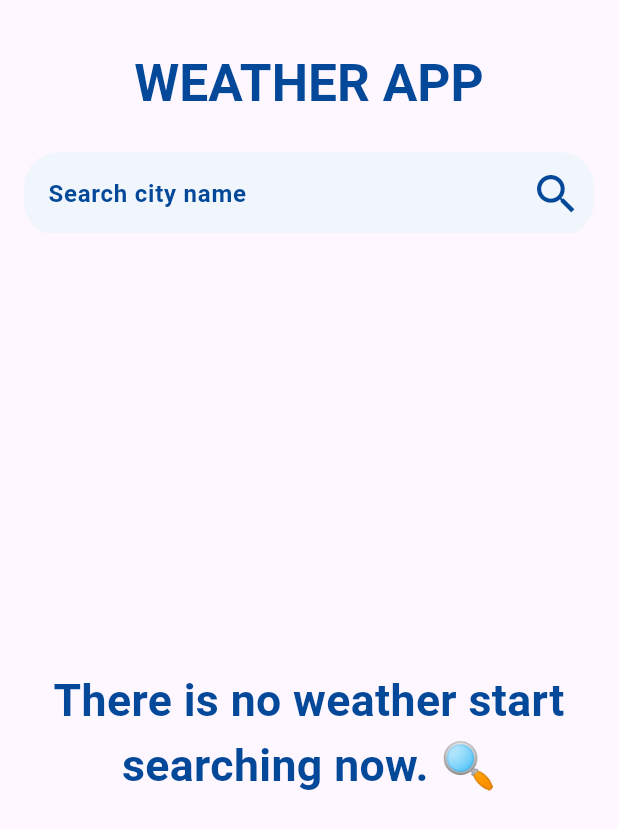
After one commit to LailaRagab/weather_app-master, a Flutter app: the screen it shows after launch, on a phone screen of 412 x 824 dp. The commit adds this screen. Shown: the top 830 px of the screen. Run offline on Flutter 3.47's test engine with Material 3 defaults, Android fonts, the phone set to English and light mode, and no system bars; our stand-ins replace dio, flutter_screenutil, get, hive_flutter; accounts and stored records are empty.

Commit message:
Updating architecture design to use MVC architecture design and adding folder networking to represent the constant URLs in the app.

```diff
--- /dev/null
+++ b/lib/core/networking/networking.dart
@@ -0,0 +1,3 @@
+class Networking {
+  static String base = 'https://api.weatherapi.com/v1';
+}
--- a/lib/core/utiles/assets/responsive_fonts.dart
+++ b/lib/core/utiles/assets/fonts.dart
@@ -2,7 +2,7 @@ import 'package:flutter/material.dart';
 import 'package:flutter_screenutil/flutter_screenutil.dart';
 import 'package:weather_app/core/utiles/assets/colors.dart';
 
-class ResponsiveAppFonts {
+class AppFonts {
   static TextStyle font26 = TextStyle(
     fontSize: 26.sp,
     fontWeight: FontWeight.bold,
--- a/lib/features/city_search_weather/presentation/view/responsive_home_view.dart
+++ b/lib/features/home/presentation/view/home_view.dart
@@ -1,12 +1,12 @@
 import 'package:flutter/material.dart';
 import 'package:get/get.dart';
-import 'package:weather_app/core/utiles/assets/responsive_fonts.dart';
-import 'package:weather_app/features/city_search_weather/presentation/view/widgets/home_widgets/responsive_home_app_bar.dart';
-import 'package:weather_app/features/city_search_weather/presentation/view/widgets/home_widgets/responsive_home_empty_body.dart';
-import 'package:weather_app/features/city_search_weather/presentation/view/widgets/home_widgets/responsive_home_weather_body.dart';
+import 'package:weather_app/core/utiles/assets/fonts.dart';
+import 'package:weather_app/features/home/presentation/view/widgets/home_widgets/home_app_bar.dart';
+import 'package:weather_app/features/home/presentation/view/widgets/home_widgets/home_before_get_weather.dart';
+import 'package:weather_app/features/home/presentation/view/widgets/home_widgets/home_weather_body.dart';
 
 import '../../../../core/shared_widgets/custom_text.dart';
-import '../view_model/weather_api_service/api_request.dart';
+import '../../data/controller/weather_controller.dart';
 
 class HomeView extends StatelessWidget {
   HomeView({super.key});
@@ -15,7 +15,7 @@ class HomeView extends StatelessWidget {
   Widget build(BuildContext context) {
     return SafeArea(
       child: Scaffold(
-        appBar: ResponsiveHomeAppBar(),
+        appBar: HomeAppBar(),
         body: Obx(() {
           if (controller.isLoading.value) {
             return const Center(child: CircularProgressIndicator());
@@ -23,12 +23,11 @@ class HomeView extends StatelessWidget {
             return Center(
                 child: CustomText(
                     text: controller.errorMessage.value,
-                    style: ResponsiveAppFonts.font26.copyWith(fontSize: 15)));
+                    style: AppFonts.font26.copyWith(fontSize: 15)));
           } else if (controller.weather.value == null) {
-            return const ResponsiveHomeEmptyBody();
+            return const HomeBeforeGetWeather();
           } else {
-            return ResponsiveHomeWeatherBody(
-                weatherModel: controller.weather.value!);
+            return HomeWeatherBody(weatherModel: controller.weather.value!);
           }
         }),
       ),
--- a/lib/features/city_search_weather/presentation/view/widgets/home_widgets/responsive_home_app_bar.dart
+++ b/lib/features/home/presentation/view/widgets/home_widgets/home_app_bar.dart
@@ -1,11 +1,10 @@
 import 'package:flutter/material.dart';
 import 'package:flutter_screenutil/flutter_screenutil.dart';
-import 'responsive_app_bar_textfield.dart';
-import 'responsive_app_bar_title.dart';
+import 'home_app_bar_textfield.dart';
+import 'home_app_bar_title.dart';
 
-class ResponsiveHomeAppBar extends StatelessWidget
-    implements PreferredSizeWidget {
-  ResponsiveHomeAppBar({
+class HomeAppBar extends StatelessWidget implements PreferredSizeWidget {
+  HomeAppBar({
     super.key,
   });
   @override
@@ -19,11 +18,11 @@ class ResponsiveHomeAppBar extends StatelessWidget
           SizedBox(
             height: 30.h,
           ),
-          const ResponsiveAppBarTitle(),
+          const HomeAppBarTitle(),
           SizedBox(
             height: 20.h,
           ),
-          ResponsiveAppBarTextfield(
+          HomeAppBarTextfield(
             formKey: formKey,
           ),
         ]),
--- a/lib/features/city_search_weather/presentation/view/widgets/home_widgets/responsive_app_bar_textfield.dart
+++ b/lib/features/home/presentation/view/widgets/home_widgets/home_app_bar_textfield.dart
@@ -1,23 +1,22 @@
 import 'package:flutter/material.dart';
 import 'package:flutter_screenutil/flutter_screenutil.dart';
-import 'package:weather_app/features/city_search_weather/presentation/view/widgets/home_widgets/responsive_search_icon_button.dart';
+import 'package:weather_app/features/home/presentation/view/widgets/home_widgets/search_icon_button.dart';
 import '../../../../../../core/utiles/assets/colors.dart';
-import '../../../../../../core/utiles/assets/responsive_fonts.dart';
+import '../../../../../../core/utiles/assets/fonts.dart';
 
-class ResponsiveAppBarTextfield extends StatefulWidget {
-  ResponsiveAppBarTextfield({super.key, required this.formKey});
+class HomeAppBarTextfield extends StatefulWidget {
+  HomeAppBarTextfield({super.key, required this.formKey});
   final GlobalKey formKey;
   TextEditingController editController = TextEditingController();
   @override
-  State<ResponsiveAppBarTextfield> createState() =>
-      _ResponsiveAppBarTextfieldState();
+  State<HomeAppBarTextfield> createState() => _HomeAppBarTextfieldState();
 
   TextEditingController get editControllerget {
     return editController;
   }
 }
 
-class _ResponsiveAppBarTextfieldState extends State<ResponsiveAppBarTextfield> {
+class _HomeAppBarTextfieldState extends State<HomeAppBarTextfield> {
   @override
   Widget build(BuildContext context) {
     return TextFormField(
@@ -37,7 +36,7 @@ class _ResponsiveAppBarTextfieldState extends State<ResponsiveAppBarTextfield> {
       decoration: InputDecoration(
           hintText: "Search city name",
           iconColor: AppColors.primary,
-          hintStyle: ResponsiveAppFonts.font26.copyWith(fontSize: 14.sp),
+          hintStyle: AppFonts.font26.copyWith(fontSize: 14.sp),
           border: OutlineInputBorder(
               borderRadius: BorderRadius.circular(20.sp),
               borderSide: BorderSide.none),
@@ -49,7 +48,7 @@ class _ResponsiveAppBarTextfieldState extends State<ResponsiveAppBarTextfield> {
               borderSide: BorderSide.none),
           filled: true,
           fillColor: AppColors.grey,
-          suffixIcon: ResponsiveSearchIconButton(
+          suffixIcon: SearchIconButton(
               controller: widget.editController, formKey: widget.formKey)),
     );
   }
--- /dev/null
+++ b/lib/features/home/presentation/view/widgets/home_widgets/home_app_bar_title.dart
@@ -0,0 +1,14 @@
+import 'package:flutter/material.dart';
+import 'package:flutter_screenutil/flutter_screenutil.dart';
+import '../../../../../../core/shared_widgets/custom_text.dart';
+import '../../../../../../core/utiles/assets/fonts.dart';
+
+class HomeAppBarTitle extends StatelessWidget {
+  const HomeAppBarTitle({super.key});
+
+  @override
+  Widget build(BuildContext context) {
+    return CustomText(
+        text: 'WEATHER APP', style: AppFonts.font26.copyWith(fontSize: 30.sp));
+  }
+}
--- /dev/null
+++ b/lib/features/home/presentation/view/widgets/home_widgets/home_before_get_weather.dart
@@ -0,0 +1,21 @@
+import 'package:flutter/material.dart';
+import 'package:weather_app/core/shared_widgets/custom_text.dart';
+
+import '../../../../../../core/utiles/assets/fonts.dart';
+
+class HomeBeforeGetWeather extends StatelessWidget {
+  const HomeBeforeGetWeather({super.key});
+
+  @override
+  Widget build(BuildContext context) {
+    return Column(
+      mainAxisAlignment: MainAxisAlignment.center,
+      children: [
+        Center(
+            child: CustomText(
+                text: "There is no weather start", style: AppFonts.font26)),
+        CustomText(text: "searching now. 🔍", style: AppFonts.font26)
+      ],
+    );
+  }
+}
--- a/lib/features/city_search_weather/presentation/view/widgets/home_widgets/responsive_search_icon_button.dart
+++ b/lib/features/home/presentation/view/widgets/home_widgets/search_icon_button.dart
@@ -3,10 +3,10 @@ import 'package:flutter_screenutil/flutter_screenutil.dart';
 import 'package:get/get.dart';
 
 import '../../../../../../core/utiles/assets/colors.dart';
-import '../../../view_model/weather_api_service/api_request.dart';
+import '../../../../data/controller/weather_controller.dart';
 
-class ResponsiveSearchIconButton extends StatelessWidget {
-  const ResponsiveSearchIconButton(
+class SearchIconButton extends StatelessWidget {
+  const SearchIconButton(
       {super.key, required this.controller, required this.formKey});
   final TextEditingController controller;
   final formKey;
--- a/lib/main.dart
+++ b/lib/main.dart
@@ -1,9 +1,10 @@
 import 'package:flutter/material.dart';
 import 'package:flutter_screenutil/flutter_screenutil.dart';
 import 'package:get/get.dart';
-import 'package:weather_app/features/city_search_weather/presentation/view/responsive_home_view.dart';
-import 'features/city_search_weather/presentation/view_model/weather_api_service/api_request.dart';
 import 'package:hive_flutter/hive_flutter.dart';
+
+import 'features/home/data/controller/weather_controller.dart';
+import 'features/home/presentation/view/home_view.dart';
 
 Future<void> main() async {
   WidgetsFlutterBinding.ensureInitialized();
```
Also changed, not shown: lib/features/city_search_weather/presentation/view/widgets/home_widgets/responsive_app_bar_title.dart (deleted, +0 -15 lines), lib/features/city_search_weather/presentation/view/widgets/home_widgets/responsive_home_empty_body.dart (deleted, +0 -22 lines), lib/features/home/data/controller/weather_controller.dart (renamed from lib/features/city_search_weather/presentation/view_model/weather_api_service/api_request.dart, +5 -4 lines), lib/features/home/presentation/view/widgets/home_widgets/home_weather_body.dart (renamed from lib/features/city_search_weather/presentation/view/widgets/home_widgets/responsive_home_weather_body.dart, +7 -8 lines), lib/features/home/presentation/view/widgets/home_widgets/weather_icon_and_temp_row.dart (renamed from lib/features/city_search_weather/presentation/view/widgets/home_widgets/responsive_weather_icon_and_temp_row.dart, +4 -6 lines), lib/features/home/models/weather_model.dart (renamed from lib/features/city_search_weather/models/weather_model.dart).
